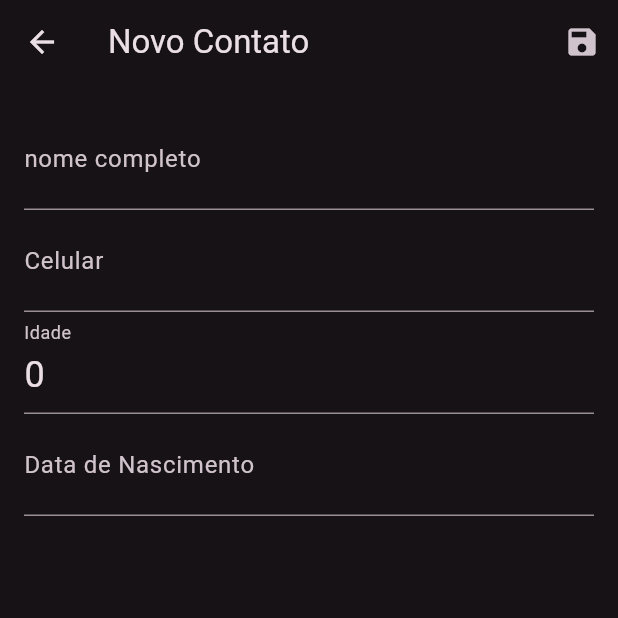
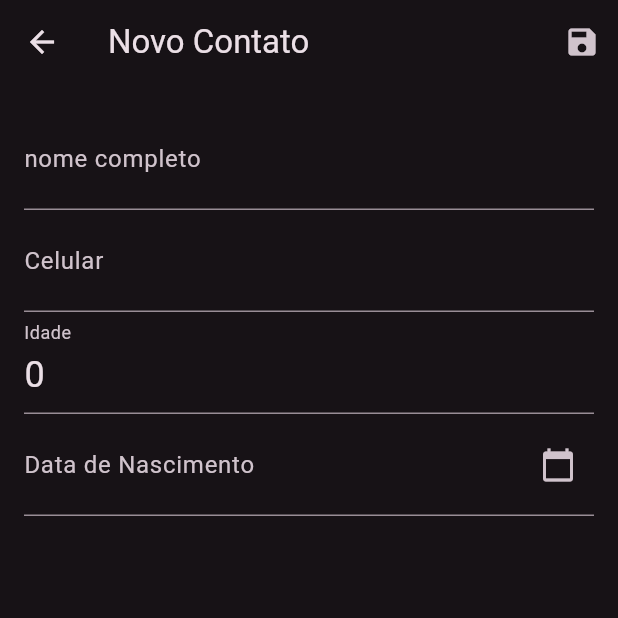
Before and after one commit to sousadm/bytebank, a Flutter app: the ContactForm screen opened directly, on a phone screen of 412 x 824 dp, the top half of it. Run offline on Flutter 3.47's test engine with Material 3 defaults, Android fonts, the phone set to English and light mode, and no system bars; our stand-ins replace sqflite; missing offline and left inert: confirm_dialog; accounts and stored records are empty.

Commit message:
(alt) mostrando o calendário

```diff
--- a/lib/screens/contato/contact_form.dart
+++ b/lib/screens/contato/contact_form.dart
@@ -1,5 +1,6 @@
 import 'package:bytebank/models/contato.dart';
 import 'package:flutter/material.dart';
+import 'package:intl/intl.dart';
 import 'package:confirm_dialog/confirm_dialog.dart';
 
 import '../../database/dao/contato_dao.dart';
@@ -18,6 +19,8 @@ class _ContactFormState extends State<ContactForm> {
   late TextEditingController _foneController = TextEditingController();
   late TextEditingController _idadeController = TextEditingController();
   late TextEditingController _nascimentoController = TextEditingController();
+  DateTime?
+      _selectedDate; // Adicione uma variável para armazenar a data selecionada
 
   final ContatoDao _dao = ContatoDao();
 
@@ -80,17 +83,53 @@ class _ContactFormState extends State<ContactForm> {
               style: const TextStyle(fontSize: 24.0),
               keyboardType: TextInputType.number,
             ),
-            TextField(
-              controller: _nascimentoController,
-              decoration:
-                  const InputDecoration(labelText: 'Data de Nascimento'),
-              style: const TextStyle(fontSize: 24.0),
-              keyboardType: TextInputType.datetime,
+
+            InkWell(
+              onTap: () {
+                _selectDate(context);
+              },
+              child: IgnorePointer(
+                child: TextField(
+                  controller: _nascimentoController,
+                  decoration: const InputDecoration(
+                    labelText: 'Data de Nascimento',
+                    suffixIcon: Icon(Icons.calendar_today),
+                  ),
+                  style: const TextStyle(fontSize: 24.0),
+                  keyboardType: TextInputType.datetime,
+                ),
+              ),
             ),
+
+            // TextField(
+            //   controller: _nascimentoController,
+            //   decoration:
+            //       const InputDecoration(labelText: 'Data de Nascimento'),
+            //   style: const TextStyle(fontSize: 24.0),
+            //   keyboardType: TextInputType.datetime,
+            // ),
           ],
         ),
       ),
     );
+  }
+
+  // Método para exibir o seletor de data
+  Future<void> _selectDate(BuildContext context) async {
+    final DateTime? pickedDate = await showDatePicker(
+      context: context,
+      initialDate: _selectedDate ?? DateTime.now(),
+      firstDate: DateTime(1900),
+      lastDate: DateTime.now(),
+    );
+
+    if (pickedDate != null && pickedDate != _selectedDate) {
+      setState(() {
+        _selectedDate = pickedDate;
+        _nascimentoController.text =
+            DateFormat('dd/MM/yyyy').format(pickedDate);
+      });
+    }
   }
 
   void salvar(BuildContext context) {
--- a/pubspec.yaml
+++ b/pubspec.yaml
@@ -35,6 +35,7 @@ dependencies:
   # The following adds the Cupertino Icons font to your application.
   # Use with the CupertinoIcons class for iOS style icons.
   cupertino_icons: ^1.0.6
+  intl: ^0.19.0
 
 dev_dependencies:
   flutter_test:
```
Also changed, not shown: pubspec.lock.
